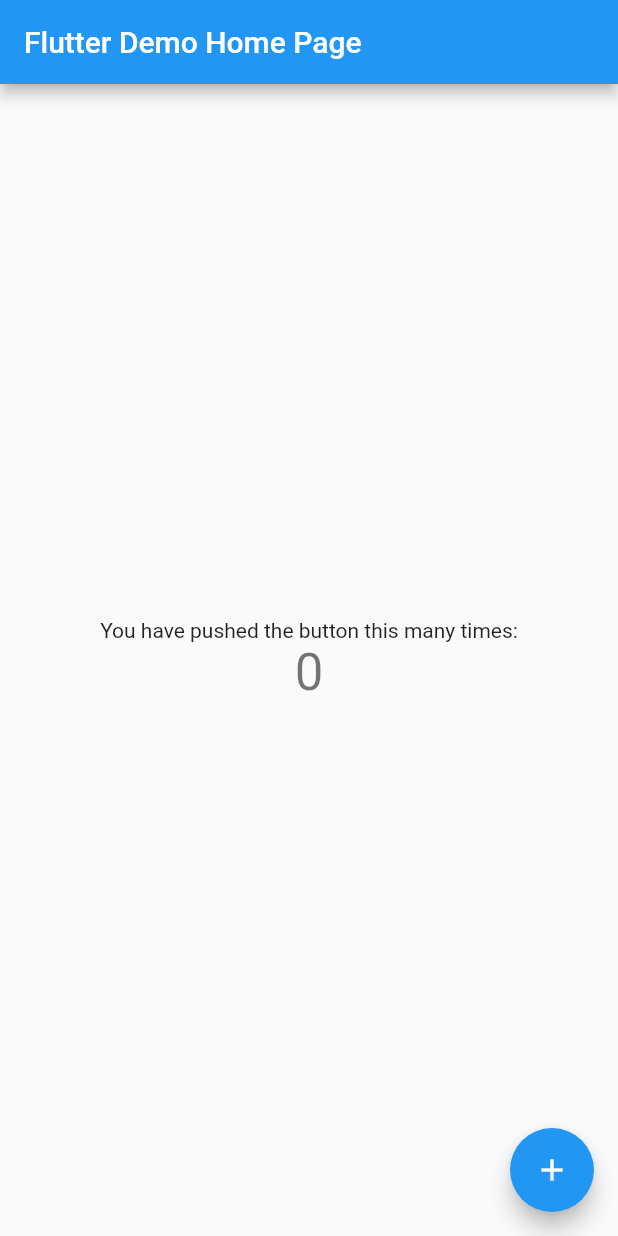
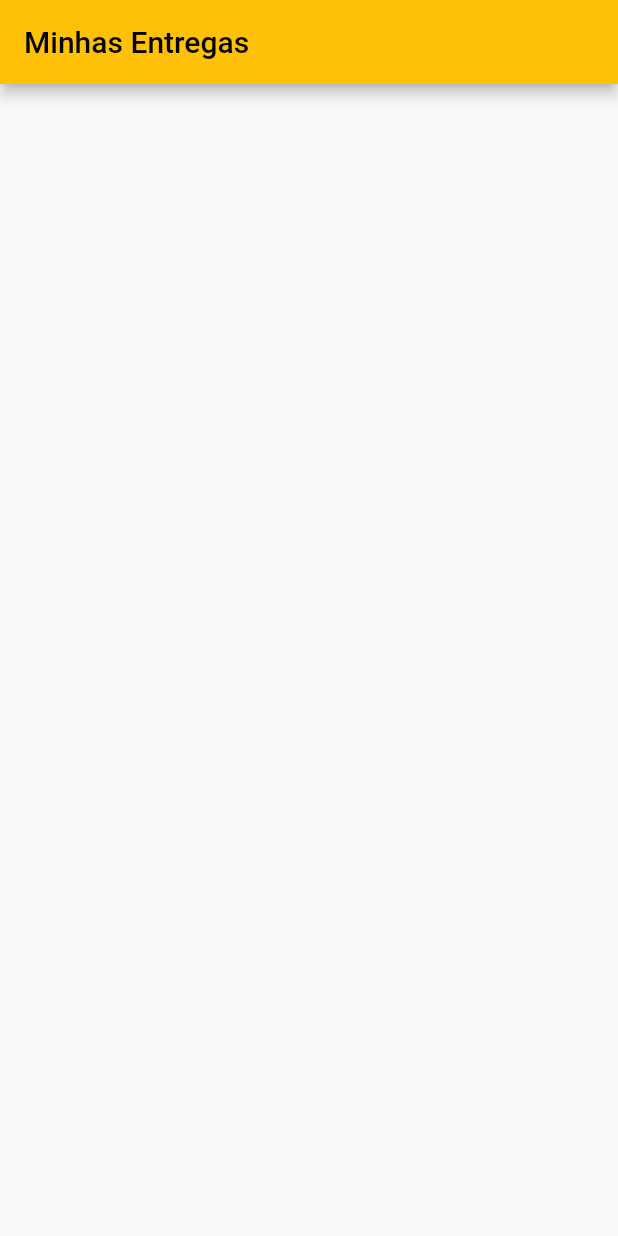
Before and after one commit to matheusvaladao5/minhas_entregas, a Flutter app: the screen it shows after launch, on a phone screen of 412 x 824 dp. Run offline on Flutter 3.47's test engine with Material 2 defaults, Android fonts, the phone set to English and light mode, and no system bars.

Commit message:
Commit de Codebase

```diff
--- a/lib/main.dart
+++ b/lib/main.dart
@@ -1,11 +1,13 @@
 import 'package:flutter/material.dart';
+import 'package:minhas_entregas/screens/home.dart';
 
-void main() {
+void main() async {
+  WidgetsFlutterBinding.ensureInitialized();
   runApp(const MyApp());
 }
 
 class MyApp extends StatelessWidget {
-  const MyApp({super.key});
+  const MyApp({Key? key}) : super(key: key);
 
   // This widget is the root of your application.
   @override
@@ -13,103 +15,10 @@
     return MaterialApp(
       title: 'Flutter Demo',
       theme: ThemeData(
-        // This is the theme of your application.
-        //
-        // Try running your application with "flutter run". You'll see the
-        // application has a blue toolbar. Then, without quitting the app, try
-        // changing the primarySwatch below to Colors.green and then invoke
-        // "hot reload" (press "r" in the console where you ran "flutter run",
-        // or simply save your changes to "hot reload" in a Flutter IDE).
-        // Notice that the counter didn't reset back to zero; the application
-        // is not restarted.
-        primarySwatch: Colors.blue,
+        primarySwatch: Colors.amber,
       ),
-      home: const MyHomePage(title: 'Flutter Demo Home Page'),
+      initialRoute: '/',
+      routes: {'/': (context) => const HomeWidget()},
     );
   }
 }
-
-class MyHomePage extends StatefulWidget {
-  const MyHomePage({super.key, required this.title});
-
-  // This widget is the home page of your application. It is stateful, meaning
-  // that it has a State object (defined below) that contains fields that affect
-  // how it looks.
-
-  // This class is the configuration for the state. It holds the values (in this
-  // case the title) provided by the parent (in this case the App widget) and
-  // used by the build method of the State. Fields in a Widget subclass are
-  // always marked "final".
-
-  final String title;
-
-  @override
-  State<MyHomePage> createState() => _MyHomePageState();
-}
-
-class _MyHomePageState extends State<MyHomePage> {
-  int _counter = 0;
-
-  void _incrementCounter() {
-    setState(() {
-      // This call to setState tells the Flutter framework that something has
-      // changed in this State, which causes it to rerun the build method below
-      // so that the display can reflect the updated values. If we changed
-      // _counter without calling setState(), then the build method would not be
-      // called again, and so nothing would appear to happen.
-      _counter++;
-    });
-  }
-
-  @override
-  Widget build(BuildContext context) {
-    // This method is rerun every time setState is called, for instance as done
-    // by the _incrementCounter method above.
-    //
-    // The Flutter framework has been optimized to make rerunning build methods
-    // fast, so that you can just rebuild anything that needs updating rather
-    // than having to individually change instances of widgets.
-    return Scaffold(
-      appBar: AppBar(
-        // Here we take the value from the MyHomePage object that was created by
-        // the App.build method, and use it to set our appbar title.
-        title: Text(widget.title),
-      ),
-      body: Center(
-        // Center is a layout widget. It takes a single child and positions it
-        // in the middle of the parent.
-        child: Column(
-          // Column is also a layout widget. It takes a list of children and
-          // arranges them vertically. By default, it sizes itself to fit its
-          // children horizontally, and tries to be as tall as its parent.
-          //
-          // Invoke "debug painting" (press "p" in the console, choose the
-          // "Toggle Debug Paint" action from the Flutter Inspector in Android
-          // Studio, or the "Toggle Debug Paint" command in Visual Studio Code)
-          // to see the wireframe for each widget.
-          //
-          // Column has various properties to control how it sizes itself and
-          // how it positions its children. Here we use mainAxisAlignment to
-          // center the children vertically; the main axis here is the vertical
-          // axis because Columns are vertical (the cross axis would be
-          // horizontal).
-          mainAxisAlignment: MainAxisAlignment.center,
-          children: <Widget>[
-            const Text(
-              'You have pushed the button this many times:',
-            ),
-            Text(
-              '$_counter',
-              style: Theme.of(context).textTheme.headline4,
-            ),
-          ],
-        ),
-      ),
-      floatingActionButton: FloatingActionButton(
-        onPressed: _incrementCounter,
-        tooltip: 'Increment',
-        child: const Icon(Icons.add),
-      ), // This trailing comma makes auto-formatting nicer for build methods.
-    );
-  }
-}
--- /dev/null
+++ b/lib/screens/home.dart
@@ -0,0 +1,15 @@
+import 'package:flutter/material.dart';
+
+class HomeWidget extends StatelessWidget {
+  const HomeWidget({Key? key}) : super(key: key);
+
+  final title = const Text("Minhas Entregas");
+
+  @override
+  Widget build(BuildContext context) {
+    return Scaffold(
+      appBar: AppBar(title: title),
+      body: ListView(children: []),
+    );
+  }
+}
```
